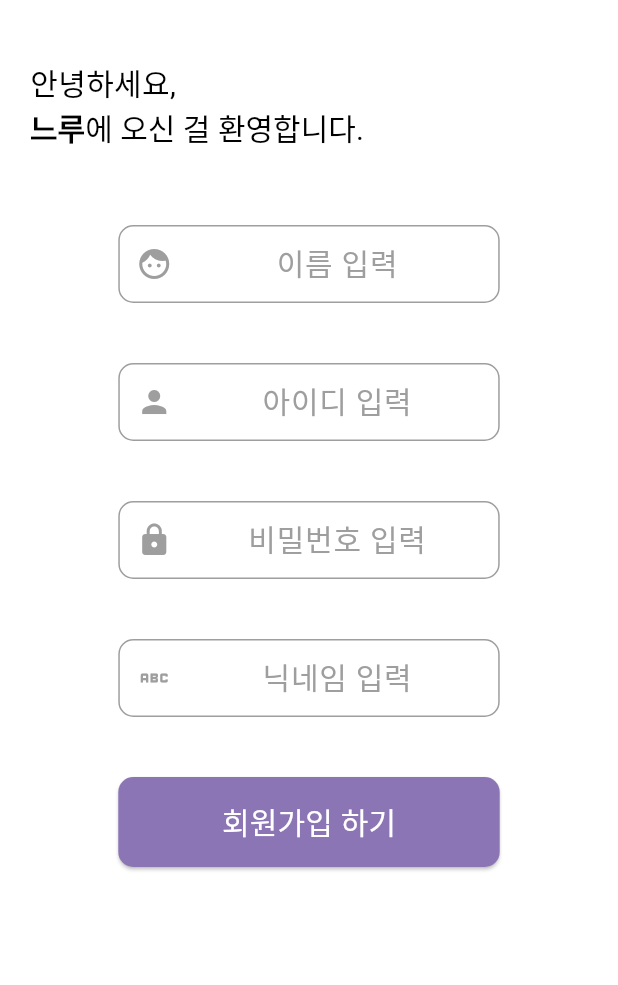
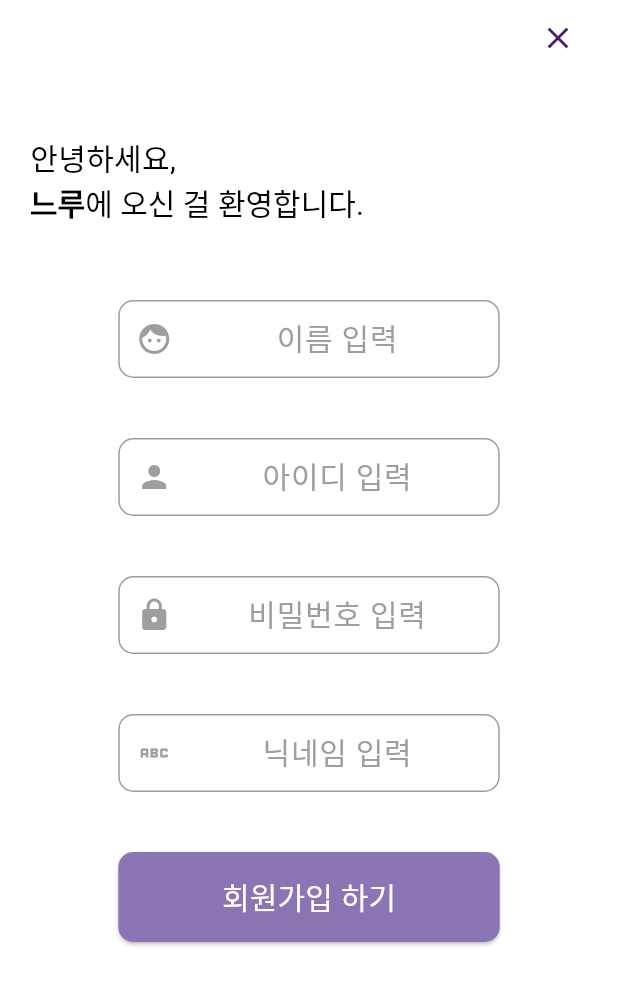
Before and after one commit to MALO-voice-kiosk-service/frontend, a Flutter app: the SignupPage screen opened directly, on a phone screen of 412 x 824 dp. Shown: the top 985 px of the screen. Run offline on Flutter 3.47's test engine with Material 3 defaults, Android fonts, the phone set to English and light mode, and no system bars; our stand-ins replace flutter_feather_icons, get, image_picker; missing offline and left inert: dart:ffi, flutter_naver_map.

Commit message:
y_signup_AddAppbar

```diff
--- a/lib/screens/login_signup/signup.dart
+++ b/lib/screens/login_signup/signup.dart
@@ -119,6 +119,27 @@ class SignupPageState extends State<SignupPage> {
     return Scaffold(
       backgroundColor: Colors.white,
       resizeToAvoidBottomInset: false,
+      appBar: AppBar(
+          backgroundColor: Colors.white,
+          toolbarHeight: 50,
+          automaticallyImplyLeading: false,
+          title: Row(
+              mainAxisAlignment: MainAxisAlignment.spaceBetween,
+              children: [
+                SizedBox(
+                  width: 80,
+                ),
+                IconButton(
+                    icon: const Icon(Icons.close),
+                    color: const Color(0xff481C75),
+                    onPressed: () {
+                      Get.back();
+                    }
+                ),
+
+              ]
+          )
+      ),
       body: SingleChildScrollView(
         padding: const EdgeInsets.only(left: 20, right: 20, top: 20),
         child: Form(
```
